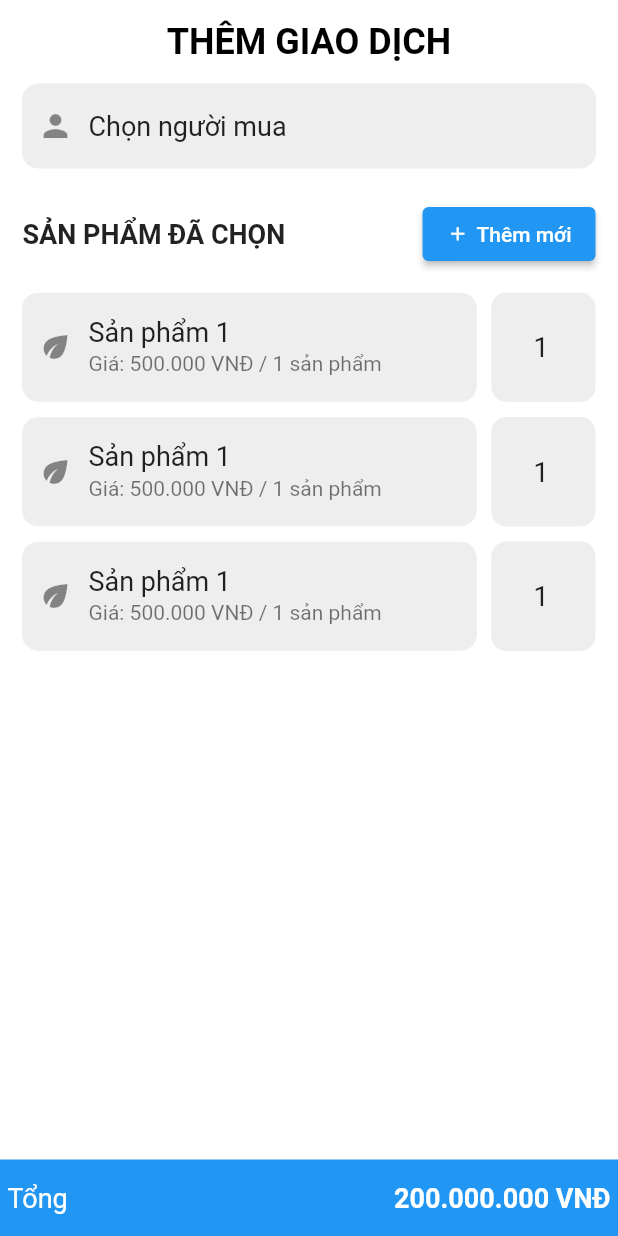
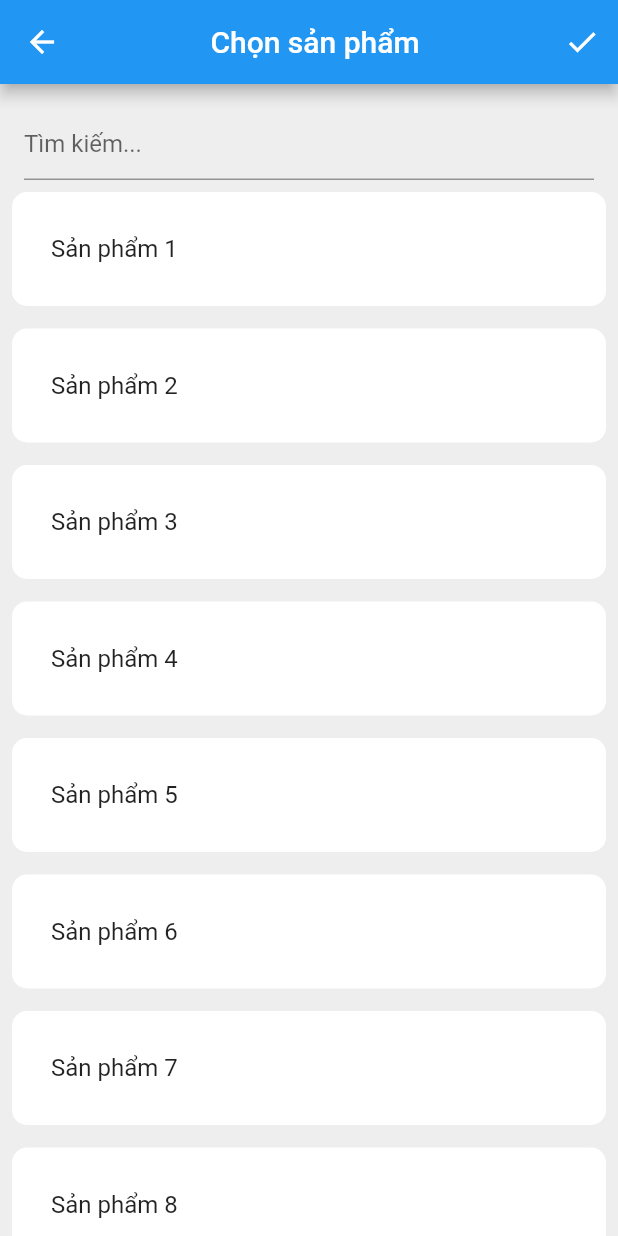
Before and after one commit to nhat05thud/fertilizer_management, a Flutter app: the AddTransaction screen opened directly, after a tap on "Thêm mới", on a phone screen of 412 x 824 dp. Run offline on Flutter 3.47's test engine with Material 2 defaults, Android fonts, the phone set to English and light mode, and no system bars; our stand-ins replace firebase_auth, firebase_core, flutter_slidable; accounts and stored records are empty.

Commit message:
update view transaction

```diff
--- a/lib/screens/add_transaction/add_transaction.dart
+++ b/lib/screens/add_transaction/add_transaction.dart
@@ -1,4 +1,7 @@
+import 'package:fertilizer_management/screens/add_transaction/choose_customer.dart';
+import 'package:fertilizer_management/screens/add_transaction/choose_product.dart';
 import 'package:flutter/material.dart';
+import 'package:flutter_slidable/flutter_slidable.dart';
 
 class AddTransaction extends StatefulWidget {
   @override
@@ -6,7 +9,16 @@ class AddTransaction extends StatefulWidget {
 }
 
 class _AddTransactionState extends State<AddTransaction> {
-  String dropdownValue = "1";
+  String _customerName = "";
+
+  List<String> _listProductChoise = <String>[];
+
+  @override
+  void dispose() {
+    // TODO: implement dispose
+    super.dispose();
+  }
+
   @override
   Widget build(BuildContext context) {
     return Scaffold(
@@ -47,7 +59,7 @@ class _AddTransactionState extends State<AddTransaction> {
               padding: const EdgeInsets.symmetric(horizontal: 15),
               child: GestureDetector(
                 onTap: () {
-                  print("tap to choose customer");
+                  _chooseCustomer(context);
                 },
                 child: Container(
                   padding: new EdgeInsets.only(left: 10, right: 10),
@@ -68,7 +80,7 @@ class _AddTransactionState extends State<AddTransaction> {
                       horizontalTitleGap: 10,
                       contentPadding: EdgeInsets.all(0),
                       title: Text(
-                        "Chọn người mua",
+                        _customerName == "" ? "Chọn người mua" : _customerName,
                         style: TextStyle(fontSize: 18),
                       ),
                     ),
@@ -89,12 +101,10 @@ class _AddTransactionState extends State<AddTransaction> {
                       fontWeight: FontWeight.bold,
                     ),
                   ),
-                  GestureDetector(
-                    onTap: () {
-                      print("add new transaction");
+                  ElevatedButton(
+                    onPressed: () {
+                      _chooseProducts(context);
                     },
-                    child: ElevatedButton(
-                      onPressed: () {},
                     child: Row(
                       children: [
                         Align(
@@ -111,27 +121,33 @@ class _AddTransactionState extends State<AddTransaction> {
                       ],
                     ),
                   ),
-                  ),
                 ],
               ),
             ),
-            Container(
+            _listProductChoise != null && _listProductChoise.length > 0
+                ? Container(
                     padding: const EdgeInsets.symmetric(horizontal: 15),
-              child: ListView(
+                    child: ListView.builder(
                       physics: BouncingScrollPhysics(),
                       scrollDirection: Axis.vertical,
                       shrinkWrap: true,
-                children: [
-                  newProduct(),
-                  newProduct(),
-                  newProduct(),
-                ],
+                      itemCount: _listProductChoise.length,
+                      itemBuilder: (BuildContext context, int index) {
+                        return _newProduct(index);
+                      },
+                    ),
+                  )
+                : Center(
+                    child: Text(
+                      "Chưa chọn sản phẩm nào",
+                      style: TextStyle(
+                          fontStyle: FontStyle.italic, color: Colors.grey),
                     ),
                   ),
           ],
         ),
       ),
-      bottomSheet: Container(
+      bottomNavigationBar: Container(
         color: Colors.blue,
         padding: EdgeInsets.symmetric(vertical: 15, horizontal: 5),
         child: Row(
@@ -155,28 +171,18 @@ class _AddTransactionState extends State<AddTransaction> {
     );
   }
 
-  Widget newProduct() {
+  Widget _newProduct(index) {
     return Container(
-      margin: EdgeInsets.only(bottom: 10),
-      child: Row(
-        crossAxisAlignment: CrossAxisAlignment.center,
-        mainAxisAlignment: MainAxisAlignment.spaceBetween,
-        children: [
-          Expanded(
-            flex: 9,
-            child: GestureDetector(
-              onTap: () {
-                print("tap to choose customer");
-              },
+      margin: new EdgeInsets.only(bottom: 10),
+      child: Slidable(
+        actionPane: SlidableDrawerActionPane(),
+        actionExtentRatio: 0.2,
         child: Container(
-                margin: EdgeInsets.only(right: 10),
-                padding: new EdgeInsets.only(left: 10, right: 10),
+          padding: const EdgeInsets.symmetric(horizontal: 10),
           decoration: BoxDecoration(
             color: Colors.grey[200],
             border: Border.all(color: Colors.grey[200], width: 0),
-                  borderRadius: BorderRadius.circular(10),
           ),
-                child: Center(
           child: ListTile(
             leading: Container(
               child: Icon(
@@ -188,39 +194,65 @@ class _AddTransactionState extends State<AddTransaction> {
             horizontalTitleGap: 10,
             contentPadding: EdgeInsets.all(0),
             title: Text(
-                      "Sản phẩm 1",
+              _listProductChoise[index],
               style: TextStyle(fontSize: 18),
             ),
             subtitle: Text("Giá: 500.000 VNĐ / 1 sản phẩm"),
+            trailing: Text("Số lượng: 1"),
           ),
         ),
+        secondaryActions: <Widget>[
+          IconSlideAction(
+            caption: 'Chỉnh sửa',
+            color: Color(0xFF1389FD),
+            icon: Icons.settings,
+            onTap: () => {},
           ),
-            ),
-          ),
-          Expanded(
-            flex: 2,
-            child: TextFormField(
-              keyboardType: TextInputType.number,
-              decoration: InputDecoration(
-                contentPadding:
-                    EdgeInsets.symmetric(horizontal: 10, vertical: 26),
-                filled: true,
-                fillColor: Colors.grey[200],
-                border: OutlineInputBorder(
-                  borderRadius: BorderRadius.circular(10),
-                  borderSide: BorderSide(
-                    width: 0,
-                    style: BorderStyle.none,
-                  ),
-                ),
-              ),
-              initialValue: "1",
-              style: TextStyle(fontSize: 18),
-              textAlign: TextAlign.center,
-            ),
+          IconSlideAction(
+            caption: 'Xóa',
+            color: Colors.red,
+            icon: Icons.delete,
+            onTap: () => {},
           ),
         ],
       ),
     );
   }
+
+  _chooseCustomer(BuildContext context) async {
+    // Navigator.push returns a Future that completes after calling
+    // Navigator.pop on the Selection Screen.
+    final result = await Navigator.push(
+      context,
+      MaterialPageRoute(
+          builder: (context) => ChooseCustomer(name: _customerName)),
+    );
+
+    // After the Selection Screen returns a result, hide any previous snackbars
+    // and show the new result.
+    if (result != null) {
+      setState(() {
+        _customerName = result;
+      });
     }
+  }
+
+  _chooseProducts(BuildContext context) async {
+    // Navigator.push returns a Future that completes after calling
+    // Navigator.pop on the Selection Screen.
+    final result = await Navigator.push(
+      context,
+      MaterialPageRoute(
+          builder: (context) =>
+              ChooseProduct(listProductsChoise: _listProductChoise)),
+    );
+
+    // After the Selection Screen returns a result, hide any previous snackbars
+    // and show the new result.
+    if (result != null) {
+      setState(() {
+        _listProductChoise = result;
+      });
+    }
+  }
+}
--- /dev/null
+++ b/lib/screens/add_transaction/choose_product.dart
@@ -0,0 +1,110 @@
+import 'package:flutter/material.dart';
+
+class ChooseProduct extends StatefulWidget {
+  ChooseProduct({Key key, this.listProductsChoise}) : super(key: key);
+
+  final List<String> listProductsChoise;
+
+  @override
+  _ChooseProductState createState() => _ChooseProductState();
+}
+
+class _ChooseProductState extends State<ChooseProduct> {
+  var _listProducts = [
+    "Sản phẩm 1",
+    "Sản phẩm 2",
+    "Sản phẩm 3",
+    "Sản phẩm 4",
+    "Sản phẩm 5",
+    "Sản phẩm 6",
+    "Sản phẩm 7",
+    "Sản phẩm 8",
+    "Sản phẩm 9",
+    "Sản phẩm 10"
+  ];
+  var _listChoise = <String>[];
+  var _listProductsForDisplay = <String>[];
+  @override
+  void initState() {
+    setState(() {
+      _listChoise = widget.listProductsChoise;
+      _listProductsForDisplay = _listProducts;
+    });
+    super.initState();
+  }
+
+  @override
+  Widget build(BuildContext context) {
+    return Scaffold(
+      backgroundColor: Colors.grey[200],
+      appBar: AppBar(
+        title: Center(
+          child: Text("Chọn sản phẩm"),
+        ),
+        actions: [
+          IconButton(
+            color: Colors.black,
+            icon: Icon(
+              Icons.check,
+              color: Colors.white,
+            ),
+            onPressed: () {
+              Navigator.pop(context, _listChoise);
+            },
+          ),
+        ],
+      ),
+      body: ListView.builder(
+        padding: const EdgeInsets.all(8),
+        itemCount: _listProductsForDisplay.length + 1,
+        itemBuilder: (BuildContext context, int index) {
+          return index == 0 ? _searchBar() : _listItem(index - 1);
+        },
+      ),
+    );
+  }
+
+  _searchBar() {
+    return Padding(
+      padding: EdgeInsets.all(8),
+      child: TextField(
+        decoration: InputDecoration(
+          hintText: "Tìm kiếm...",
+        ),
+        onChanged: (text) {
+          text = text.toLowerCase();
+          setState(() {
+            _listProductsForDisplay = _listProducts.where((note) {
+              var noteTitle = note.toLowerCase();
+              return noteTitle.contains(text);
+            }).toList();
+          });
+        },
+      ),
+    );
+  }
+
+  _listItem(index) {
+    return Container(
+      padding: new EdgeInsets.all(10),
+      margin: new EdgeInsets.only(bottom: 15),
+      decoration: BoxDecoration(
+        color: Colors.white,
+        borderRadius: BorderRadius.circular(10),
+      ),
+      child: GestureDetector(
+        onTap: () {
+          setState(() {
+            _listChoise.add(_listProductsForDisplay[index]);
+          });
+        },
+        child: ListTile(
+          title: Text(_listProductsForDisplay[index]),
+          trailing: _listChoise.contains(_listProductsForDisplay[index])
+              ? Icon(Icons.check)
+              : null,
+        ),
+      ),
+    );
+  }
+}
--- a/lib/screens/home.dart
+++ b/lib/screens/home.dart
@@ -20,10 +20,8 @@ class _HomeWidgetState extends State<HomeWidget> {
           .centerDocked, //specify the location of the FAB
       floatingActionButton: FloatingActionButton(
         onPressed: () {
-          print("click on floating button");
           addTransactionInterface();
         },
-        tooltip: "Centre FAB",
         child: Container(
           margin: EdgeInsets.all(15.0),
           child: Icon(Icons.add),
--- a/pubspec.yaml
+++ b/pubspec.yaml
@@ -21,12 +21,12 @@ environment:
   sdk: ">=2.7.0 <3.0.0"
 
 dependencies:
-  firebase_auth:
-  firebase_core:
+  firebase_auth: ^1.0.1
+  firebase_core: ^1.0.1
   provider: ^5.0.0
   flutter:
     sdk: flutter
-
+  flutter_slidable:
 
   # The following adds the Cupertino Icons font to your application.
   # Use with the CupertinoIcons class for iOS style icons.
```
Also changed, not shown: lib/screens/add_transaction/choose_customer.dart (added, +87 -0 lines), pubspec.lock. Lines whose indentation alone changed are shown as unchanged.
